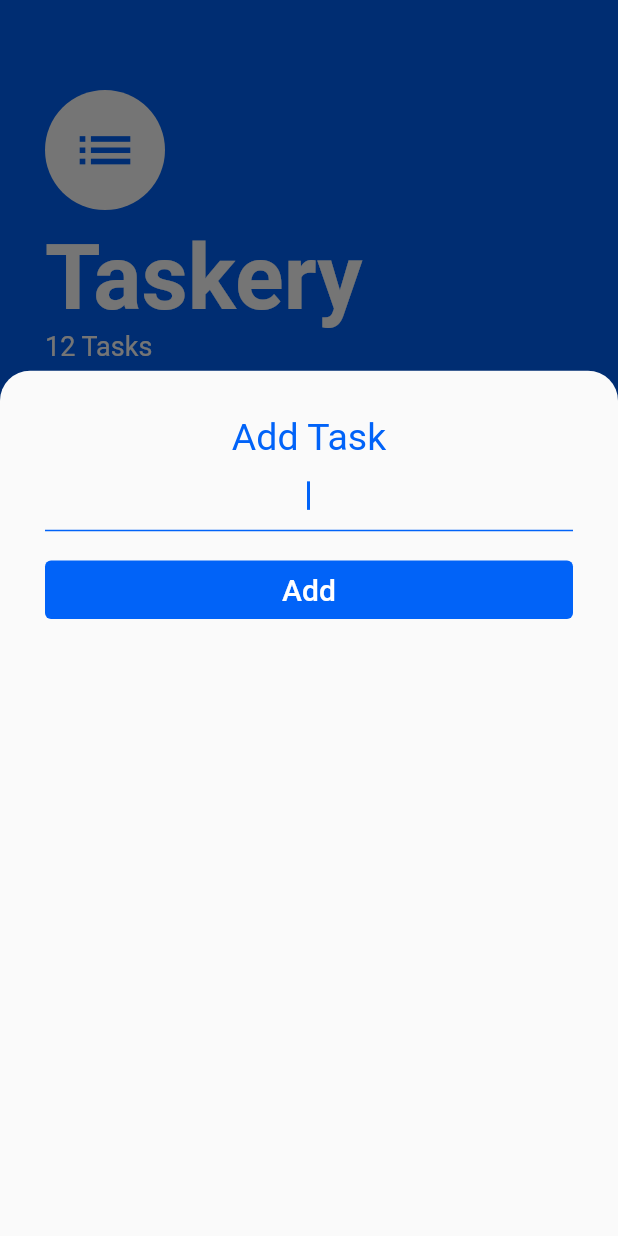
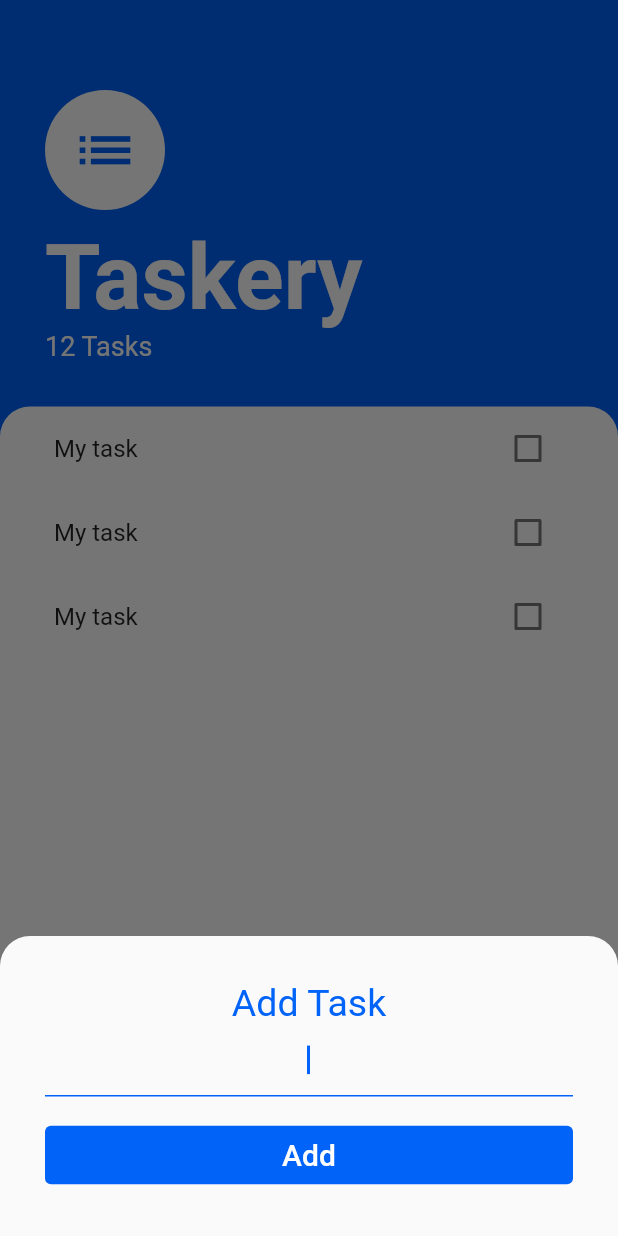
Before and after one commit to vutfiq01/mi_flash_card, a Flutter app: the TasksScreen screen opened directly, after a tap on the "add" icon, on a phone screen of 412 x 824 dp. Run offline on Flutter 3.47's test engine with Material 2 defaults, Android fonts, the phone set to English and light mode, and no system bars; our stand-ins replace animated_text_kit, audioplayers, cloud_firestore, firebase_auth, firebase_core, flutter_progress_hud and 4 more; accounts and stored records are empty.

Commit message:
stateful tasktile and constant color

```diff
--- a/lib/myToDoApp/tasks_screen.dart
+++ b/lib/myToDoApp/tasks_screen.dart
@@ -1,4 +1,5 @@
 import 'package:flutter/material.dart';
+import 'package:mi_flash_card/myToDoApp/todo_constants.dart';
 import 'todoAppWidgets/todo_task_list.dart';
 import 'todo_add_task_screen.dart';
 
@@ -8,12 +9,18 @@ class TasksScreen extends StatelessWidget {
   @override
   Widget build(BuildContext context) {
     return Scaffold(
-      backgroundColor: const Color(0xFF0163F8),
+      backgroundColor: kToDoAppColor,
       floatingActionButton: FloatingActionButton(
         onPressed: () {
           showModalBottomSheet(
             context: context,
-            builder: (context) => const AddTaskScreen(),
+            builder: (context) => SingleChildScrollView(
+              child: Container(
+                padding: EdgeInsets.only(
+                    bottom: MediaQuery.of(context).viewInsets.bottom),
+                child: const AddTaskScreen(),
+              ),
+            ),
             isScrollControlled: true,
             shape: const RoundedRectangleBorder(
               borderRadius: BorderRadius.vertical(
@@ -22,7 +29,7 @@ class TasksScreen extends StatelessWidget {
             ),
           );
         },
-        backgroundColor: const Color(0xFF0163F8),
+        backgroundColor: kToDoAppColor,
         child: const Icon(Icons.add),
       ),
       body: Column(
@@ -35,7 +42,7 @@ class TasksScreen extends StatelessWidget {
               right: 30.0,
               bottom: 30.0,
             ),
-            child: const Column(
+            child: Column(
               crossAxisAlignment: CrossAxisAlignment.start,
               children: <Widget>[
                 CircleAvatar(
@@ -44,13 +51,13 @@ class TasksScreen extends StatelessWidget {
                   child: Icon(
                     Icons.list,
                     size: 45.0,
-                    color: Color(0xFF0163F8),
+                    color: kToDoAppColor,
                   ),
                 ),
-                SizedBox(
+                const SizedBox(
                   height: 10.0,
                 ),
-                Text(
+                const Text(
                   'Taskery',
                   style: TextStyle(
                     fontSize: 60.0,
@@ -58,7 +65,7 @@ class TasksScreen extends StatelessWidget {
                     color: Colors.white,
                   ),
                 ),
-                Text(
+                const Text(
                   '12 Tasks',
                   style: TextStyle(
                     fontSize: 18.0,
--- a/lib/myToDoApp/todoAppWidgets/todo_task_tile.dart
+++ b/lib/myToDoApp/todoAppWidgets/todo_task_tile.dart
@@ -1,20 +1,57 @@
 import 'package:flutter/material.dart';
+import '../todo_constants.dart';
 
-class TaskTile extends StatelessWidget {
+class TaskTile extends StatefulWidget {
   const TaskTile({
     super.key,
   });
 
   @override
+  State<TaskTile> createState() => _TaskTileState();
+}
+
+class _TaskTileState extends State<TaskTile> {
+  bool isChecked = false;
+  @override
   Widget build(BuildContext context) {
     return ListTile(
-      title: const Text('My task'),
-      trailing: Checkbox(
-        value: false,
-        onChanged: (value) {
-          value = true;
+      title: Text(
+        'My task',
+        style: TextStyle(
+          decoration:
+              isChecked ? TextDecoration.lineThrough : TextDecoration.none,
+        ),
+      ),
+      trailing: TaskCheckBox(
+        checkBoxState: isChecked,
+        toggleCheckboxState: (bool? checkBoxState) {
+          setState(
+            () {
+              isChecked = checkBoxState!;
+            },
+          );
         },
       ),
     );
   }
 }
+
+class TaskCheckBox extends StatelessWidget {
+  const TaskCheckBox({
+    super.key,
+    required this.checkBoxState,
+    required this.toggleCheckboxState,
+  });
+
+  final bool checkBoxState;
+  final Function(bool?) toggleCheckboxState;
+
+  @override
+  Widget build(BuildContext context) {
+    return Checkbox(
+      value: checkBoxState,
+      activeColor: kToDoAppColor,
+      onChanged: toggleCheckboxState,
+    );
+  }
+}
--- a/lib/myToDoApp/todo_add_task_screen.dart
+++ b/lib/myToDoApp/todo_add_task_screen.dart
@@ -1,4 +1,5 @@
 import 'package:flutter/material.dart';
+import 'todo_constants.dart';
 
 class AddTaskScreen extends StatelessWidget {
   const AddTaskScreen({super.key});
@@ -6,29 +7,29 @@ class AddTaskScreen extends StatelessWidget {
   @override
   Widget build(BuildContext context) {
     return Container(
-      height: MediaQuery.of(context).size.height * 0.70,
+      //height: MediaQuery.of(context).size.height * 0.70,
       padding: const EdgeInsets.all(30.0),
       child: Column(
         crossAxisAlignment: CrossAxisAlignment.stretch,
         children: <Widget>[
-          const Text(
+          Text(
             'Add Task',
             textAlign: TextAlign.center,
             style: TextStyle(
               fontSize: 25.0,
-              color: Color(0xFF0163F8),
+              color: kToDoAppColor,
             ),
           ),
-          const TextField(
+          TextField(
             autofocus: true,
             textAlign: TextAlign.center,
-            cursorColor: Color(0xFF0163F8),
+            cursorColor: kToDoAppColor,
             decoration: InputDecoration(
               enabledBorder: UnderlineInputBorder(
-                borderSide: BorderSide(color: Color(0xFF0163F8)),
+                borderSide: BorderSide(color: kToDoAppColor),
               ),
               focusedBorder: UnderlineInputBorder(
-                borderSide: BorderSide(color: Color(0xFF0163F8)),
+                borderSide: BorderSide(color: kToDoAppColor),
               ),
             ),
           ),
@@ -37,7 +38,7 @@ class AddTaskScreen extends StatelessWidget {
           ),
           TextButton(
             style: TextButton.styleFrom(
-              backgroundColor: const Color(0xFF0163F8), // Background Color
+              backgroundColor: kToDoAppColor,
             ),
             onPressed: () {},
             child: const Text(
--- /dev/null
+++ b/lib/myToDoApp/todo_constants.dart
@@ -0,0 +1,3 @@
+import 'package:flutter/material.dart';
+
+Color kToDoAppColor = const Color(0xFF0163F8);
```
